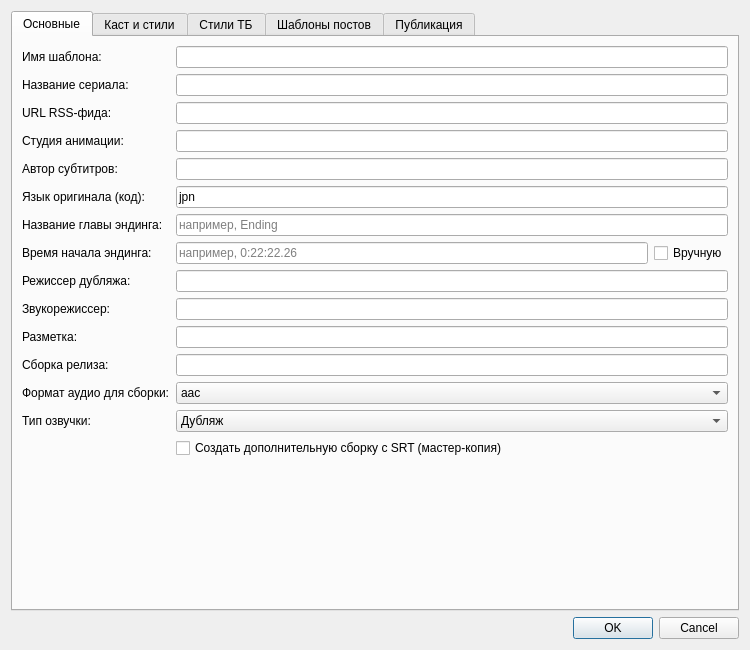
This is templateeditor.ui in IceHoles/DubbingTool as Qt 5 draws it before an edit. The edited form follows.
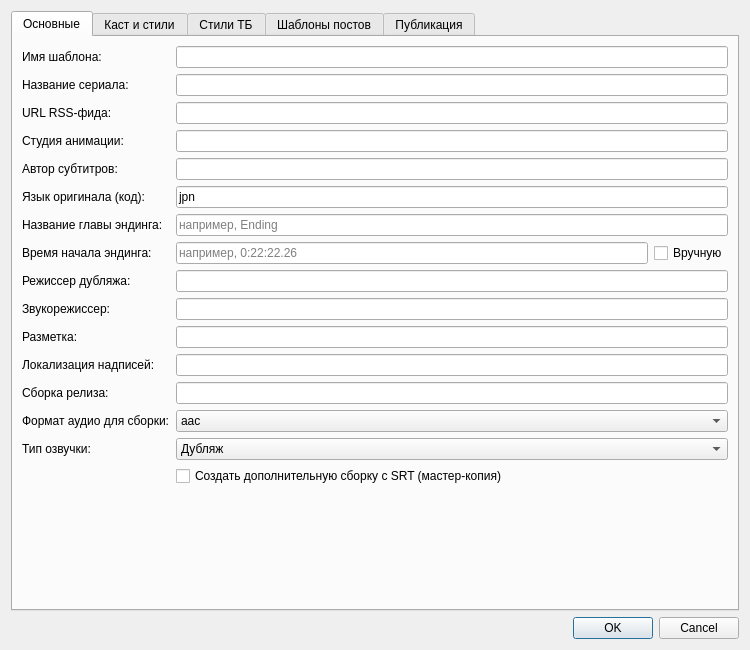
This is the edited form.

What changed in the file:
```diff
--- a/templateeditor.ui
+++ b/templateeditor.ui
@@ -161,23 +161,33 @@
         <widget class="QLineEdit" name="timingAuthorEdit"/>
        </item>
        <item row="11" column="0">
+        <widget class="QLabel" name="label_signs_author">
+         <property name="text">
+        <string>Локализация надписей:</string>
+        </property>
+        </widget>
+       </item>
+      <item row="11" column="1">
+       <widget class="QLineEdit" name="signsAuthorEdit"/>
+      </item>
+       <item row="12" column="0">
         <widget class="QLabel" name="label_15">
          <property name="text">
           <string>Сборка релиза:</string>
          </property>
         </widget>
        </item>
-       <item row="11" column="1">
+       <item row="12" column="1">
         <widget class="QLineEdit" name="releaseBuilderEdit"/>
        </item>
-       <item row="12" column="0">
+       <item row="13" column="0">
         <widget class="QLabel" name="label_17_2">
          <property name="text">
           <string>Формат аудио для сборки:</string>
          </property>
         </widget>
        </item>
-       <item row="12" column="1">
+       <item row="13" column="1">
         <widget class="QComboBox" name="targetAudioFormatComboBox">
          <item>
           <property name="text">
@@ -191,14 +201,14 @@
          </item>
         </widget>
        </item>
-       <item row="13" column="0">
+       <item row="14" column="0">
         <widget class="QLabel" name="label_type">
          <property name="text">
           <string>Тип озвучки:</string>
          </property>
         </widget>
        </item>
-       <item row="13" column="1">
+       <item row="14" column="1">
         <widget class="QComboBox" name="voiceoverTypeComboBox">
          <item>
           <property name="text">
@@ -212,7 +222,7 @@
          </item>
         </widget>
        </item>
-       <item row="14" column="1">
+       <item row="15" column="1">
         <widget class="QCheckBox" name="createSrtMasterCheckBox">
          <property name="toolTip">
           <string>После основной сборки создать дополнительный MKV с несжатым звуком и SRT-субтитрами (без надписей)</string>
```
